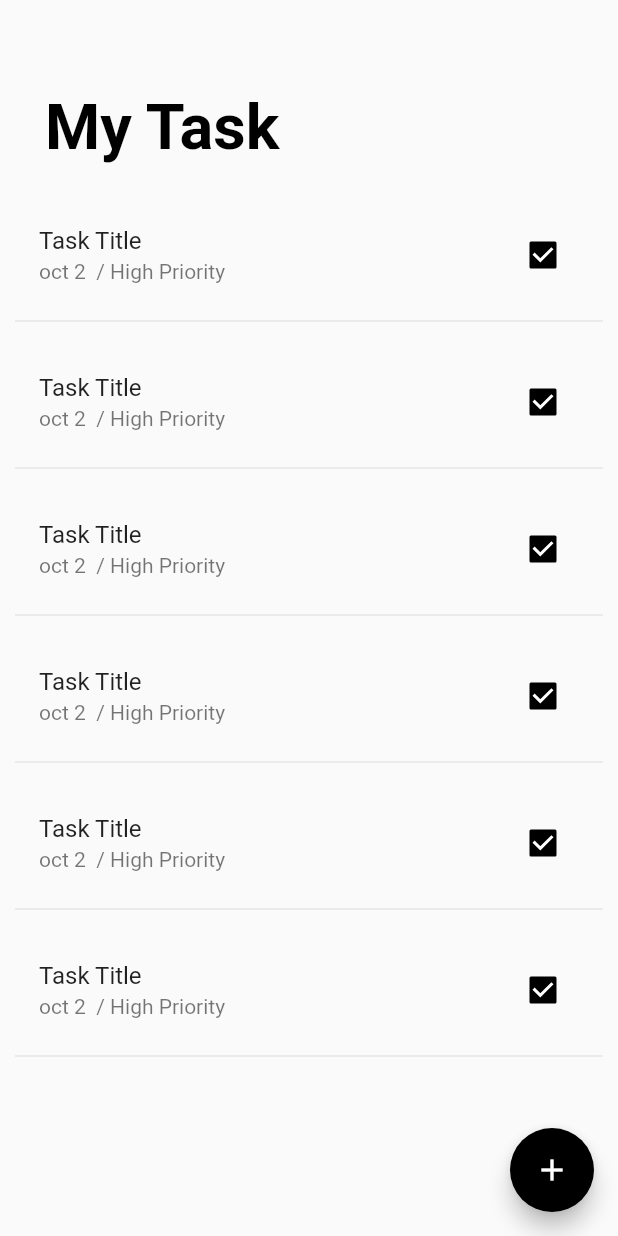
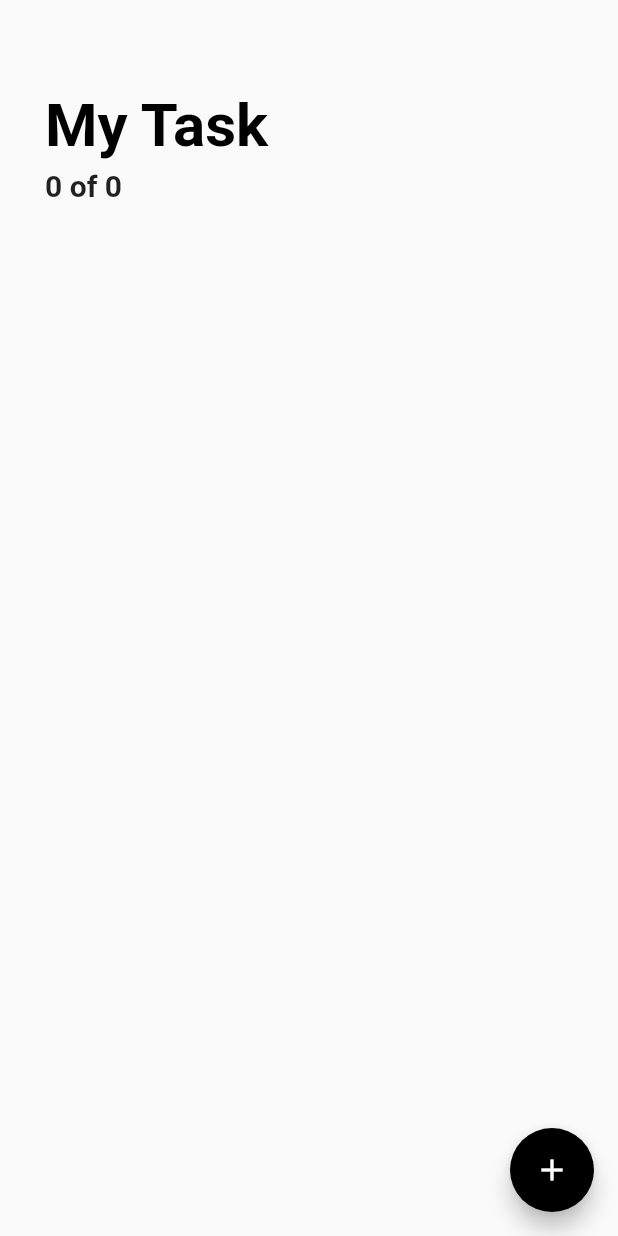
Before and after one commit to baradipavan2017/ToDo, a Flutter app: the screen it shows after launch, on a phone screen of 412 x 824 dp. Run offline on Flutter 3.47's test engine with Material 2 defaults, Android fonts, the phone set to English and light mode, and no system bars; our stand-ins replace sqflite; accounts and stored records are empty.

Commit message:
completed ToDo

```diff
--- a/lib/main.dart
+++ b/lib/main.dart
@@ -1,5 +1,5 @@
 import 'package:flutter/material.dart';
-import 'package:todo_1/screens/add_task.dart';
+
 
 import 'screens/todo_list_screen.dart';
 
@@ -9,14 +9,13 @@ class MyApp extends StatelessWidget {
   @override
   Widget build(BuildContext context) {
     return MaterialApp(
+      debugShowCheckedModeBanner: false,
       title: 'TO-DO',
       theme: ThemeData(
         primaryColor: Colors.black,
       ),
       home: ToDoListScreen(),
-      routes: {
-        AddTask.routeName: (ctx) => AddTask(),
-      },
+
     );
   }
 }
--- a/lib/model/todo_model.dart
+++ b/lib/model/todo_model.dart
@@ -3,19 +3,16 @@ class Task {
   String title;
   DateTime date;
   String priority;
+  int status;
 
-  Task([
+  Task({this.title, this.date, this.priority, this.status});
+  Task.withId({
     this.id,
     this.title,
     this.date,
     this.priority,
-  ]);
-  Task.withId([
-    this.id,
-    this.title,
-    this.date,
-    this.priority,
-  ]);
+    this.status,
+  });
 
   //CONVERTING OJECTS TO MAP
   Map<String, dynamic> toMap() {
@@ -26,16 +23,18 @@ class Task {
     map['title'] = title;
     map['date'] = date.toIso8601String();
     map['priority'] = priority;
+    map['status'] = status;
     return map;
   }
 
   //EXTRACTING OBJECTS
   factory Task.fromMap(Map<String, dynamic> map) {
     return Task.withId(
-      map['id'],
-      map['title'],
-      DateTime.parse(map['date']),
-      map['priority'],
+      id: map['id'],
+      title: map['title'],
+      date: DateTime.parse(map['date']),
+      priority: map['priority'],
+      status: map['status'],
     );
   }
 }
--- a/lib/screens/todo_list_screen.dart
+++ b/lib/screens/todo_list_screen.dart
@@ -1,25 +1,74 @@
 import 'package:flutter/material.dart';
-import 'package:todo_1/screens/add_task.dart';
+import 'package:intl/intl.dart';
+import '../helpers/database_helper.dart';
+import '../model/todo_model.dart';
+import '../screens/add_task.dart';
 
-class ToDoListScreen extends StatelessWidget {
+class ToDoListScreen extends StatefulWidget {
+  @override
+  _ToDoListScreenState createState() => _ToDoListScreenState();
+}
 
+class _ToDoListScreenState extends State<ToDoListScreen> {
+  Future<List<Task>> _taskList;
+  final DateFormat _dateFormat = DateFormat('dd MMMM yyyy');
 
-  final bool _value = false;
-  Widget _buildTask(int index) {
+  @override
+  void initState() {
+    super.initState();
+    _updateTaskList();
+  }
+
+  //UPDATING THE TASK ON SCREEN
+  _updateTaskList() {
+    setState(() {
+      _taskList = DatabaseHelper.instance.getTaskList();
+    });
+  }
+
+  // final bool _value = false;
+
+  Widget _buildTask(Task task) {
     return Padding(
       padding: const EdgeInsets.symmetric(vertical: 5.0, horizontal: 10.0),
       child: Column(
         children: [
           ListTile(
-            title: Text('Task Title'),
-            subtitle: Text('oct 2  / High Priority'),
+            title: Text(
+              task.title,
+              style: TextStyle(
+                fontSize: 18.0,
+                decoration: task.status == 0
+                    ? TextDecoration.none
+                    : TextDecoration.lineThrough,
+              ),
+            ),
+            subtitle: Text(
+              '${_dateFormat.format(task.date)} | ${task.priority}',
+              style: TextStyle(
+                fontSize: 15.0,
+                decoration: task.status == 0
+                    ? TextDecoration.none
+                    : TextDecoration.lineThrough,
+              ),
+            ),
             trailing: Checkbox(
               onChanged: (value) {
-                print(value);
-                value = _value;
+                task.status = value ? 1 : 0;
+                DatabaseHelper.instance.updateTask(task);
+                _updateTaskList();
               },
               activeColor: Colors.black,
-              value: true,
+              value: task.status == 1 ? true : false,
+            ),
+            onTap: () => Navigator.push(
+              context,
+              MaterialPageRoute(
+                builder: (_) => AddTask(
+                  task: task,
+                  updateTaskList: _updateTaskList,
+                ),
+              ),
             ),
           ),
           Divider()
@@ -34,20 +83,40 @@ class ToDoListScreen extends StatelessWidget {
       floatingActionButton: FloatingActionButton(
         child: Icon(Icons.add),
         backgroundColor: Theme.of(context).primaryColor,
-        onPressed: () {
-          Navigator.of(context).pushNamed(AddTask.routeName);
-        },
+        onPressed: () => Navigator.push(
+          context,
+          MaterialPageRoute(
+            builder: (_) => AddTask(
+              updateTaskList: _updateTaskList,
             ),
-      body: ListView.builder(
+          ),
+        ),
+      ),
+      body: FutureBuilder(
+        future: _taskList,
+        builder: (context, snapshot) {
+          if (!snapshot.hasData) {
+            return Center(
+              child: CircularProgressIndicator(),
+            );
+          }
+
+          final int completedTaskCount = snapshot.data
+              .where((Task task) => task.status == 1)
+              .toList()
+              .length;
+
+          return ListView.builder(
             padding: EdgeInsets.symmetric(
               vertical: 40.0,
             ),
-        itemCount: 7,
+            //snapshot.data.length gives the length of list amd + 1 for title and subtitle
+            itemCount: 1 + snapshot.data.length,
             itemBuilder: (context, index) {
               if (index == 0) {
                 return Padding(
-              padding:
-                  const EdgeInsets.symmetric(vertical: 20.0, horizontal: 30.0),
+                  padding: const EdgeInsets.symmetric(
+                      vertical: 20.0, horizontal: 30.0),
                   child: Column(
                     crossAxisAlignment: CrossAxisAlignment.start,
                     children: <Widget>[
@@ -55,16 +124,26 @@ class ToDoListScreen extends StatelessWidget {
                         'My Task',
                         style: TextStyle(
                           color: Colors.black,
-                      fontSize: 42.0,
+                          fontSize: 40.0,
                           fontWeight: FontWeight.bold,
                         ),
                       ),
+                      SizedBox(
+                        height: 5.0,
+                      ),
+                      Text(
+                        '$completedTaskCount of ${snapshot.data.length}',
+                        style: TextStyle(
+                            fontSize: 20.0, fontWeight: FontWeight.bold),
+                      )
                     ],
                   ),
                 );
               }
-
-          return _buildTask(index);
+              //index -1 because we add 1 for length
+              return _buildTask(snapshot.data[index - 1]);
+            },
+          );
         },
       ),
     );
```
Also changed, not shown: lib/helpers/database_helper.dart (+23 -14 lines), lib/screens/add_task.dart (+54 -10 lines), 17 other files. Lines whose indentation alone changed are shown as unchanged.
